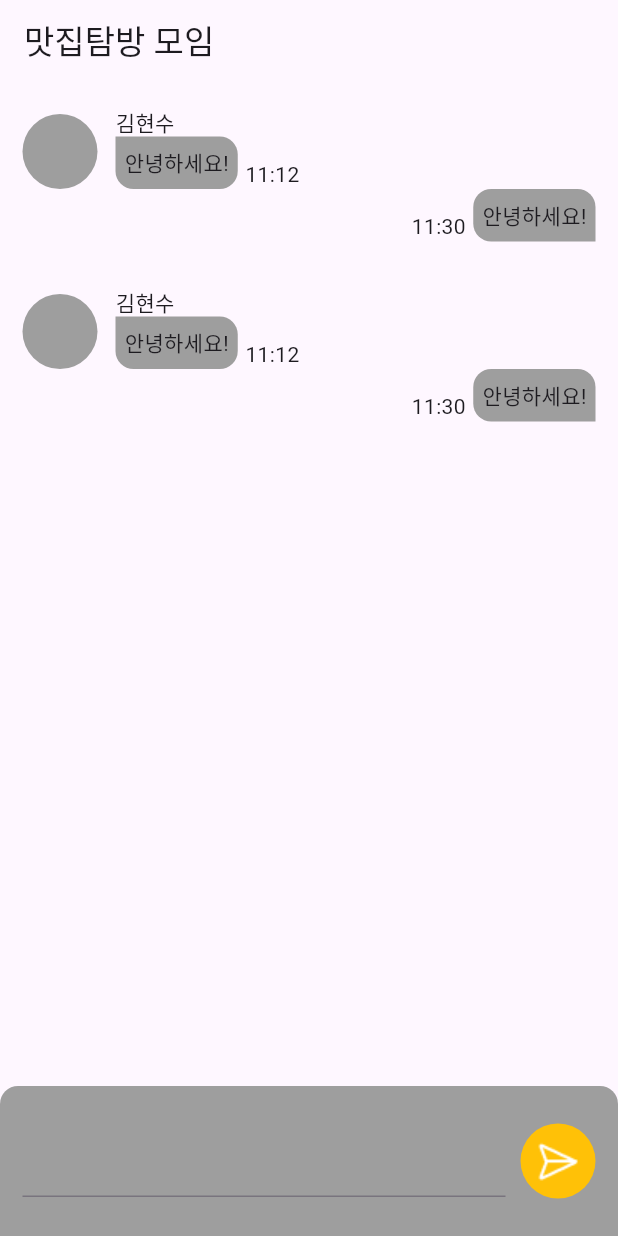
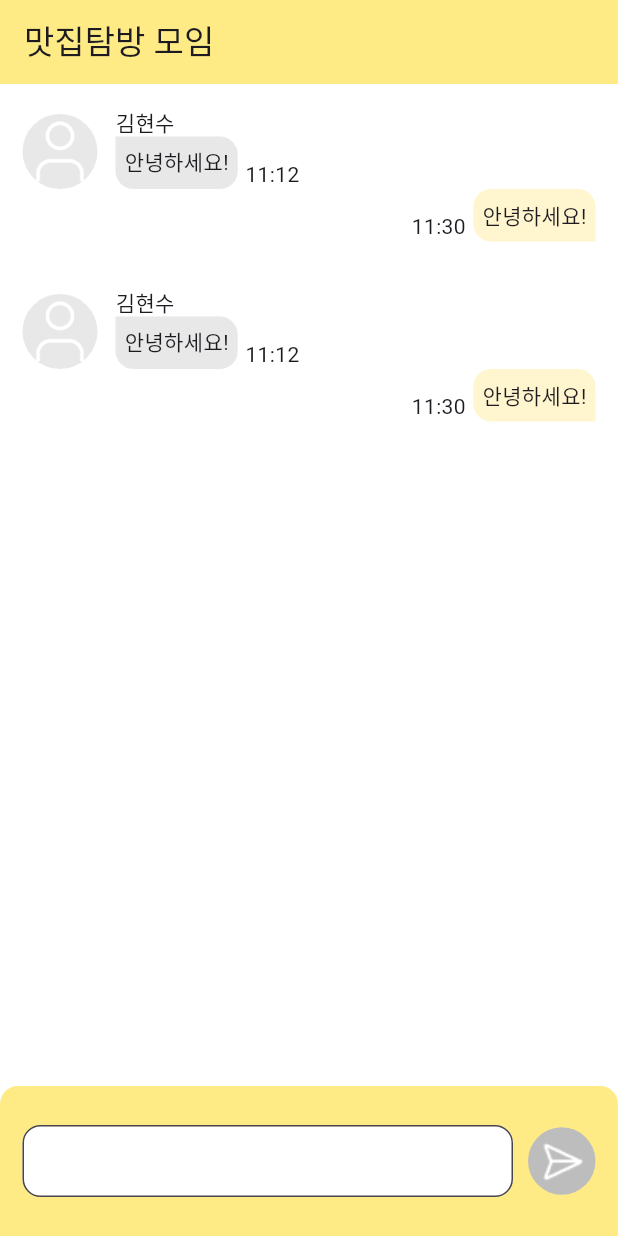
Before and after one commit to yunhanjo/project_team3_gps_based_chat_app, a Flutter app: the screen it shows after launch, on a phone screen of 412 x 824 dp. Run offline on Flutter 3.47's test engine with Material 3 defaults, Android fonts, the light colour scheme and no system bars; our stand-ins replace cloud_firestore, firebase_core, flutter_riverpod; accounts and stored records are empty.

```diff
--- a/lib/common/color.dart
+++ b/lib/common/color.dart
@@ -1,41 +1,44 @@
 import 'package:flutter/material.dart';
 
 class AppColor {
-  static const Color primaryColor = Color.fromRGBO(
-    255,
-    234,
-    143,
-    100,
+  static const Color blackTextColor = Colors.black;
+  static const Color greyTextColor = Color.fromRGBO(
+    151,
+    151,
+    151,
+    1,
   );
-  static const Color textColor = Color.fromRGBO(
+  static const Color hintTextColor = Color.fromRGBO(
     195,
     195,
     195,
-    100,
+    1,
   );
-  static const Color appBarText = Colors.black;
-  static const Color chatListText = Color.fromRGBO(
-    162,
-    107,
-    107,
-    100,
+  static const Color yellowBoxColor = Color.fromRGBO(
+    255,
+    235,
+    134,
+    1,
   );
-  static const Color welcomPhoto = Color.fromRGBO(
+  static const Color greyBoxColor = Color.fromRGBO(
+    232,
+    232,
+    232,
+    1,
+  );
+  static const Color blackOutline = Colors.black;
+  static const Color greyOutline = greyBoxColor;
+  static const Color myContentBoxColor = Color.fromRGBO(
+    255,
+    246,
+    207,
+    1,
+  );
+  static const Color myProfilColor = Color.fromRGBO(
     255,
     240,
     146,
-    90,
+    1,
   );
-  static const Color cateTextbox = Color.fromRGBO(
-    179,
-    179,
-    179,
-    100,
-  );
-  static const Color chatDtailText = Color.fromRGBO(
-    105,
-    148,
-    213,
-    100,
-  );
+  static const Color yellowOutlineColor = myProfilColor;
 }
--- a/lib/pages/chat/chat_page.dart
+++ b/lib/pages/chat/chat_page.dart
@@ -1,13 +1,27 @@
 import 'package:flutter/material.dart';
+import 'package:flutter_riverpod/flutter_riverpod.dart';
+import 'package:project_team3_gps_based_chat_app/common/color.dart';
 import 'package:project_team3_gps_based_chat_app/pages/chat/views/bottom_write_box.dart';
 import 'package:project_team3_gps_based_chat_app/pages/chat/views/my_content.dart';
 import 'package:project_team3_gps_based_chat_app/pages/chat/views/other_content.dart';
 
-class ChatPage extends StatelessWidget {
+class ChatPage extends ConsumerStatefulWidget {
+  @override
+  ConsumerState<ChatPage> createState() => _ChatPageState();
+}
+
+class _ChatPageState extends ConsumerState<ChatPage> {
+  TextEditingController textEditingController =
+      TextEditingController();
+
   @override
   Widget build(BuildContext context) {
     return Scaffold(
-      appBar: AppBar(title: Text('맛집탐방 모임')),
+      backgroundColor: Colors.white,
+      appBar: AppBar(
+        backgroundColor: AppColor.yellowBoxColor,
+        title: Text('맛집탐방 모임'),
+      ),
       body: Column(
         children: [
           Expanded(
@@ -23,7 +37,9 @@ class ChatPage extends StatelessWidget {
               },
             ),
           ),
-          bottomWriteBox(),
+          bottomWriteBox(
+            textEditingController: textEditingController,
+          ),
         ],
       ),
     );
--- a/lib/pages/chat/views/bottom_write_box.dart
+++ b/lib/pages/chat/views/bottom_write_box.dart
@@ -1,39 +1,74 @@
 import 'package:flutter/material.dart';
+import 'package:project_team3_gps_based_chat_app/common/color.dart';
 
 class bottomWriteBox extends StatelessWidget {
-  const bottomWriteBox({super.key});
+  TextEditingController textEditingController;
+  bottomWriteBox({
+    required this.textEditingController,
+    super.key,
+  });
 
   @override
   Widget build(BuildContext context) {
     return Container(
       width: double.infinity,
-      height: 100,
+      constraints: BoxConstraints(minHeight: 100),
       decoration: BoxDecoration(
-        color: Colors.grey,
+        color: AppColor.yellowBoxColor,
         borderRadius: BorderRadius.vertical(
           top: Radius.circular(12),
         ),
       ),
+      child: SafeArea(
         child: Padding(
           padding: const EdgeInsets.all(15),
           child: Row(
             children: [
-            Expanded(child: TextField()),
+              Expanded(
+                child: Container(
+                  constraints: BoxConstraints(minHeight: 45),
+                  child: TextField(
+                    textAlignVertical: TextAlignVertical(
+                      y: 0.01,
+                    ),
+                    style: TextStyle(fontSize: 16),
+                    decoration: InputDecoration(
+                      contentPadding: EdgeInsets.only(
+                        top: 8,
+                        bottom: 0,
+                        left: 12,
+                        right: 12,
+                      ),
+                      filled: true,
+                      fillColor: Colors.white,
+                      border: OutlineInputBorder(
+                        borderRadius: BorderRadius.circular(12),
+                      ),
+                    ),
+                    maxLines: null,
+                    textInputAction: TextInputAction.newline,
+                    controller: textEditingController,
+                  ),
+                ),
+              ),
               SizedBox(width: 10),
               Container(
-              width: 50,
-              height: 50,
+                width: 45,
+                height: 45,
+                alignment: Alignment(0.1, 0),
                 decoration: BoxDecoration(
                   shape: BoxShape.circle,
-                color: Colors.amber,
+                  color: Colors.grey[400],
                 ),
-              child: Center(
-                child: Image.asset('assets/icons/send.png'),
+                child: Image.asset(
+                  'assets/icons/send.png',
+                  fit: BoxFit.contain,
                 ),
               ),
             ],
           ),
         ),
+      ),
     );
   }
 }
--- a/lib/pages/chat/views/my_content.dart
+++ b/lib/pages/chat/views/my_content.dart
@@ -1,4 +1,5 @@
 import 'package:flutter/material.dart';
+import 'package:project_team3_gps_based_chat_app/common/color.dart';
 
 class myContent extends StatelessWidget {
   const myContent({super.key});
@@ -15,7 +16,7 @@ class myContent extends StatelessWidget {
           padding: EdgeInsets.all(6),
           height: 35,
           decoration: BoxDecoration(
-            color: Colors.grey,
+            color: AppColor.myContentBoxColor,
             borderRadius: BorderRadius.only(
               topLeft: Radius.circular(12),
               topRight: Radius.circular(12),
--- a/lib/pages/chat/views/other_content.dart
+++ b/lib/pages/chat/views/other_content.dart
@@ -1,4 +1,5 @@
 import 'package:flutter/material.dart';
+import 'package:project_team3_gps_based_chat_app/common/color.dart';
 
 class otherContent extends StatelessWidget {
   const otherContent({super.key});
@@ -9,36 +10,47 @@ class otherContent extends StatelessWidget {
       crossAxisAlignment: CrossAxisAlignment.end,
       mainAxisAlignment: MainAxisAlignment.start,
       children: [
+        // 프로필
         Container(
           width: 50,
           height: 50,
           decoration: BoxDecoration(
-            color: Colors.grey,
+            color: AppColor.greyBoxColor,
             shape: BoxShape.circle,
           ),
+          child: Image.asset('assets/icons/profile.png'),
         ),
         SizedBox(width: 12),
+
+        // 이름 + 말풍선
         Column(
+          mainAxisSize: MainAxisSize.min,
           crossAxisAlignment: CrossAxisAlignment.start,
           children: [
             Text('김현수'),
-            Container(
+            Flexible(
+              child: ConstrainedBox(
+                constraints: BoxConstraints(maxWidth: 200),
+                child: Container(
                   padding: EdgeInsets.all(6),
-              height: 35,
+                  constraints: BoxConstraints(minHeight: 35),
                   decoration: BoxDecoration(
-                color: Colors.grey,
+                    color: AppColor.greyBoxColor,
                     borderRadius: BorderRadius.only(
                       topRight: Radius.circular(12),
                       bottomLeft: Radius.circular(12),
                       bottomRight: Radius.circular(12),
                     ),
                   ),
-              child: Center(child: Text('안녕하세요!')),
+                  child: Text('안녕하세요!', softWrap: true),
+                ),
+              ),
             ),
           ],
         ),
         SizedBox(width: 5),
         Text('11:12'),
+        Spacer(),
       ],
     );
   }
```
Also changed, not shown: lib/common/repository/chat_content_repo.dart (+15 -10 lines), lib/pages/chat/viewmodel/chat_view_model.dart (+47 -1 lines). Lines whose indentation alone changed are shown as unchanged.
